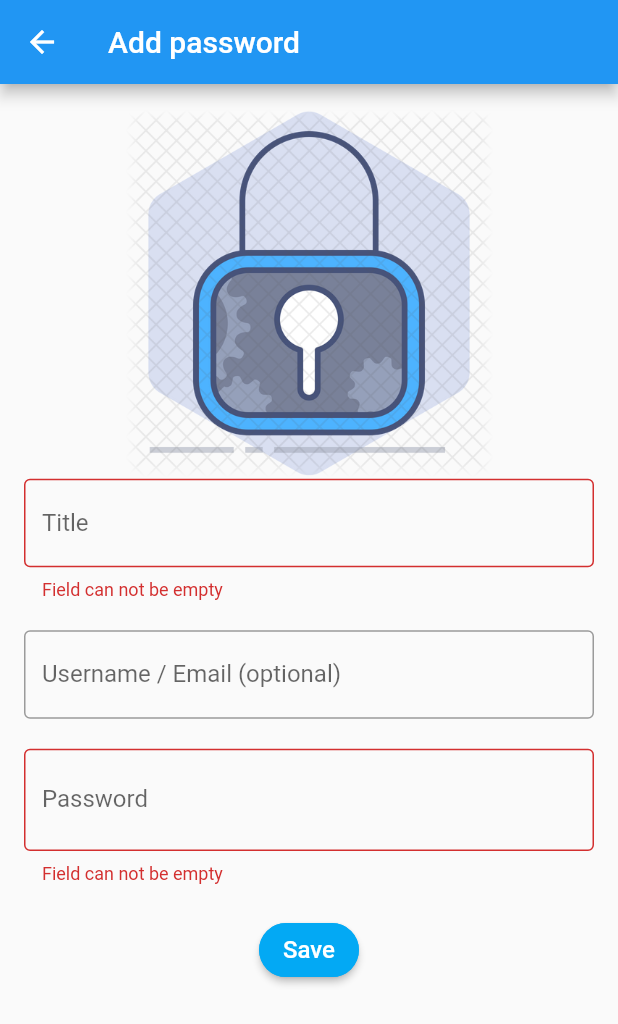
After one commit to tanvir-ahmod/password_manager, a Flutter app: the AddPassword screen opened by its route, after a tap on "Save", on a phone screen of 412 x 824 dp. The commit adds this screen. Shown: the top 1024 px of the screen. Run offline on Flutter 3.47's test engine with Material 2 defaults, Android fonts, the phone set to English and light mode, and no system bars; our stand-ins replace flutter_secure_storage, google_fonts; missing offline and left inert: encrypt; accounts and stored records are empty.

Commit message:
Add password add UI

```diff
--- /dev/null
+++ b/lib/ui/add_password.dart
@@ -0,0 +1,121 @@
+import 'package:flutter/cupertino.dart';
+import 'package:flutter/material.dart';
+
+class AddPassword extends StatefulWidget {
+  @override
+  _AddPasswordState createState() => _AddPasswordState();
+}
+
+class _AddPasswordState extends State<AddPassword> {
+  final GlobalKey<FormState> _form = GlobalKey<FormState>();
+  final TextEditingController _title = TextEditingController();
+  final TextEditingController _userName = TextEditingController();
+  final TextEditingController _pass = TextEditingController();
+
+  bool _isPasswordHidden = true;
+
+  @override
+  Widget build(BuildContext context) {
+    var size = MediaQuery.of(context).size;
+    final node = FocusScope.of(context);
+
+    return Scaffold(
+      appBar: AppBar(title: Text("Add password")),
+      body: SingleChildScrollView(
+        child: Column(
+          children: [
+            Padding(
+              padding: const EdgeInsets.only(top: 16.0),
+              child: Image.asset(
+                "assets/images/password_setup.png",
+                height: size.height * 0.3,
+              ),
+            ),
+            Padding(
+              padding: const EdgeInsets.only(left: 16.0, right: 16.0),
+              child: Form(
+                key: _form,
+                child: Column(
+                  children: [
+                    TextFormField(
+                      controller: _title,
+                      textInputAction: TextInputAction.next,
+                      validator: (val) {
+                        if (val.isEmpty) return 'Field can not be empty';
+                        return null;
+                      },
+                      onEditingComplete: () => node.nextFocus(),
+                      decoration: InputDecoration(
+                        labelText: 'Title',
+                        border: OutlineInputBorder(),
+                      ),
+                    ),
+                    SizedBox(
+                      height: 20,
+                    ),
+                    TextFormField(
+                      controller: _userName,
+                      textInputAction: TextInputAction.next,
+                      onEditingComplete: () => node.nextFocus(),
+                      decoration: InputDecoration(
+                        labelText: 'Username / Email (optional)',
+                        border: OutlineInputBorder(),
+                      ),
+                    ),
+                    SizedBox(
+                      height: 20,
+                    ),
+                    TextFormField(
+                      controller: _pass,
+                      textInputAction: TextInputAction.done,
+                      obscureText: _isPasswordHidden,
+                      validator: (val) {
+                        if (val.isEmpty) return 'Field can not be empty';
+                        return null;
+                      },
+                      onEditingComplete: () => node.unfocus(),
+                      decoration: InputDecoration(
+                        labelText: 'Password',
+                        border: OutlineInputBorder(),
+                        suffix: InkWell(
+                          onTap: () {
+                            setState(() {
+                              _isPasswordHidden = !_isPasswordHidden;
+                            });
+                          },
+                          child: Icon(
+                            _isPasswordHidden
+                                ? Icons.visibility_off
+                                : Icons.visibility,
+                          ),
+                        ),
+                      ),
+                    ),
+                  ],
+                ),
+              ),
+            ),
+            SizedBox(
+              height: 20,
+            ),
+            ElevatedButton(
+              child: Text("Save", style: TextStyle(fontSize: 16),),
+              style: ButtonStyle(
+                  foregroundColor:
+                      MaterialStateProperty.all<Color>(Colors.white),
+                  backgroundColor:
+                      MaterialStateProperty.all<Color>(Colors.lightBlue),
+                  shape: MaterialStateProperty.all<RoundedRectangleBorder>(
+                      RoundedRectangleBorder(
+                          borderRadius: BorderRadius.circular(18.0),
+                          side: BorderSide(color: Colors.lightBlue)))),
+              onPressed: () async {
+                if (_form.currentState.validate()) {}
+              },
+            )
+          ],
+        ),
+      ),
+    );
+  }
+}
--- a/lib/utils/app_router.dart
+++ b/lib/utils/app_router.dart
@@ -1,4 +1,5 @@
 import 'package:flutter/material.dart';
+import 'package:password_manager/ui/add_password.dart';
 import 'package:password_manager/ui/enter_master_password.dart';
 import 'package:password_manager/ui/home.dart';
 import 'package:password_manager/ui/setup_master_password.dart';
@@ -6,6 +7,7 @@ import 'package:password_manager/ui/setup_master_password.dart';
 const String HomeRoute = "/";
 const String SetupMasterPasswordRoute = "/setupMasterPassword";
 const String EnterMasterPasswordRoute = "/enterMasterPassword";
+const String AddPasswordRoute = "/addMasterPassword";
 
 class AppRouter {
   static Route<dynamic> generateRoute(RouteSettings settings) {
@@ -16,6 +18,8 @@ class AppRouter {
         return MaterialPageRoute(builder: (_) => SetupMasterPassword());
       case EnterMasterPasswordRoute:
         return MaterialPageRoute(builder: (_) => EnterMasterPassword());
+      case AddPasswordRoute:
+        return MaterialPageRoute(builder: (_) => AddPassword());
       default:
         return MaterialPageRoute(
             builder: (_) => Scaffold(
```
